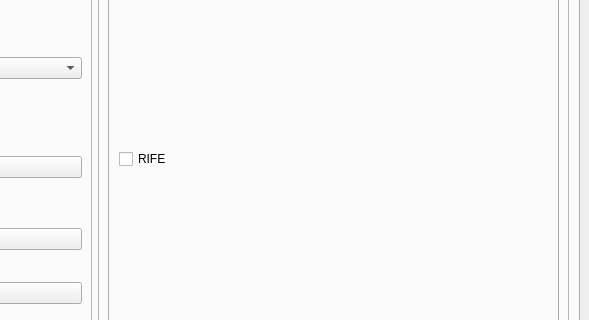
Old version of the form mainwindow.ui in the repository TNTwise/REAL-Video-Enhancer; both pictures show x 605 to 1194 and y 137 to 457 of the 1194 by 859 pixel window.
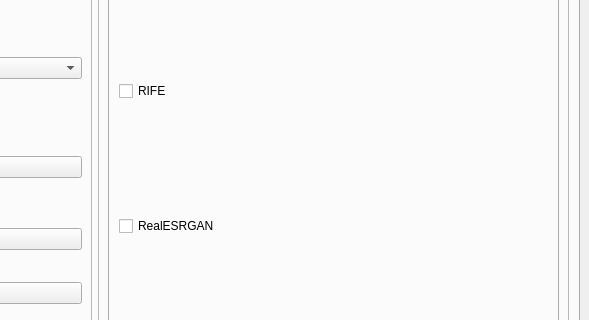
New version of the form. The open tabs and pages were chosen to show the change. Icons and pictures are not drawn.

Commit message: start esrgan cuda

Diff of the .ui file:
```diff
--- a/mainwindow.ui
+++ b/mainwindow.ui
@@ -903,6 +903,13 @@
                      </property>
                     </widget>
                    </item>
+                   <item>
+                    <widget class="QCheckBox" name="RealESRGAN">
+                     <property name="text">
+                      <string>RealESRGAN</string>
+                     </property>
+                    </widget>
+                   </item>
                   </layout>
                  </widget>
                 </widget>
```
Left out of the diff: 2 changed lines with no effect on the pictures. The commit also changes 1 other file.
